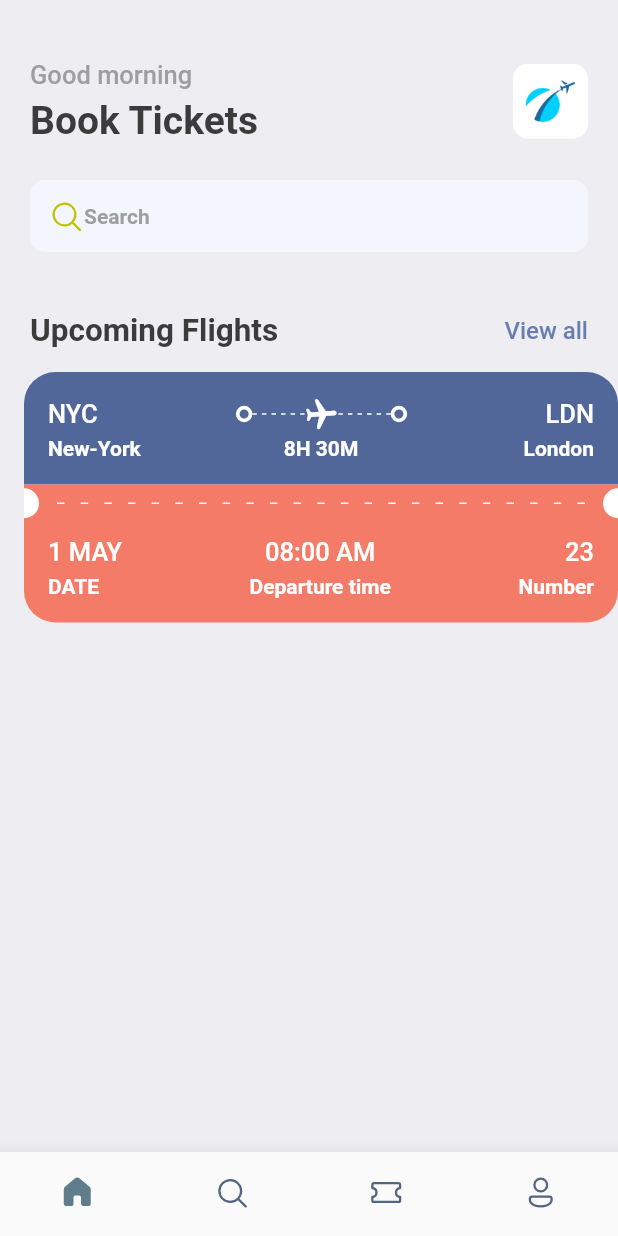
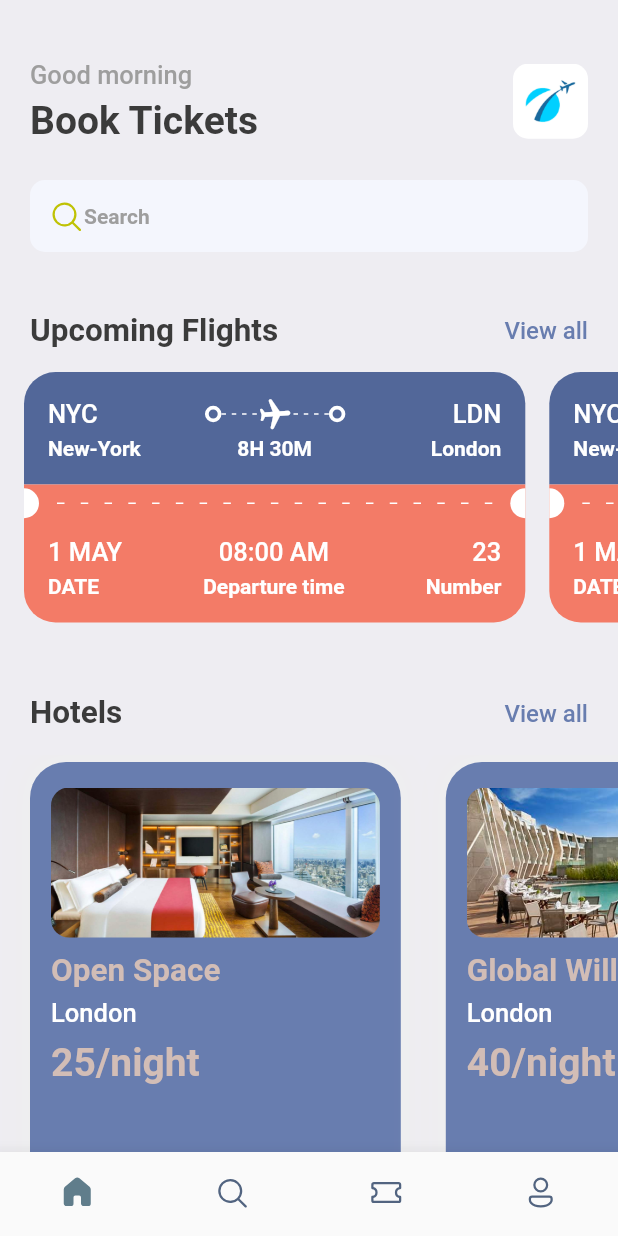
Before and after one commit to Ericky121/booktickets, a Flutter app: the screen it shows after launch, on a phone screen of 412 x 824 dp. Run offline on Flutter 3.47's test engine with Material 2 defaults, Android fonts, the phone set to English and light mode, and no system bars; our stand-ins replace fluentui_icons, gap.

Commit message:
2022.07.27 Changed

```diff
--- a/lib/screens/home_screen.dart
+++ b/lib/screens/home_screen.dart
@@ -1,4 +1,6 @@
+import 'package:booktickets/screens/hotel_screen.dart';
 import 'package:booktickets/screens/ticket_view.dart';
+import 'package:booktickets/utils/app_info_list.dart';
 import 'package:booktickets/utils/app_styles.dart';
 import 'package:fluentui_icons/fluentui_icons.dart';
 import 'package:flutter/cupertino.dart';
@@ -91,7 +93,46 @@ class HomeScreen extends StatelessWidget {
             ),
           ),
           const Gap(15),
-          TicketView(),
+          SingleChildScrollView(
+            scrollDirection: Axis.horizontal,
+            padding: EdgeInsets.only(right: 20),
+            child: Row(
+              children: [
+                TicketView(),
+                TicketView(),
+              ],
+            ),
+          ),
+          const Gap(15),
+          Container(
+            padding: const EdgeInsets.symmetric(horizontal: 20),
+            child: Row(
+              mainAxisAlignment: MainAxisAlignment.spaceBetween,
+              children: [
+                Text(
+                  "Hotels",
+                  style: Styles.headLineStyle2,
+                ),
+                InkWell(
+                  onTap:() {
+                    print("You are tapped");
+                  },
+                  child: Text(
+                    "View all",
+                    style: Styles.textStyle.copyWith(color: Styles.primaryColor),
+                  ),
+                )
+              ],
+            ),
+          ),
+          const Gap(15),
+          SingleChildScrollView(
+            scrollDirection: Axis.horizontal,
+            padding: EdgeInsets.only(right: 20),
+            child: Row(
+              children: hotelList.map((singleHotel) => HotelScreen(hotel: singleHotel)).toList(),
+            ),
+          ),
         ],
       ),
     );
--- /dev/null
+++ b/lib/screens/hotel_screen.dart
@@ -0,0 +1,74 @@
+import 'package:booktickets/utils/app_layout.dart';
+import 'package:booktickets/utils/app_styles.dart';
+import 'package:flutter/material.dart';
+import 'package:gap/gap.dart';
+
+class HotelScreen extends StatelessWidget {
+
+  /*
+{
+'image': 'one.png',
+'place': 'Open Space',
+'destination': 'London',
+'price': 25
+}
+ */
+  final Map<String, dynamic> hotel;
+
+  const HotelScreen({Key? key, required this.hotel}) : super(key: key);
+
+  @override
+  Widget build(BuildContext context) {
+    final Size size = AppLayout.getSize(context);
+    return Container(
+      padding: const EdgeInsets.symmetric(horizontal: 14, vertical: 17),
+      width: size.width * 0.6,
+      height: 350,
+      margin: const EdgeInsets.only(left: 20, right: 10, top: 5),
+      decoration: BoxDecoration(
+        color: Styles.primaryColor,
+        borderRadius: BorderRadius.circular(24),
+        boxShadow: [
+          BoxShadow(
+            color: Colors.grey.shade200,
+            blurRadius: 20,
+            spreadRadius: 5,
+          )
+        ]
+      ),
+      child: Column(
+        crossAxisAlignment: CrossAxisAlignment.start,
+        children: [
+          Container(
+            height: 100,
+            decoration: BoxDecoration(
+              borderRadius: BorderRadius.circular(12),
+              color: Styles.primaryColor,
+              image: DecorationImage(
+                fit: BoxFit.cover,
+                image: AssetImage(
+                  "assets/images/${hotel["image"]}"
+                ),
+              )
+            ),
+          ),
+          const Gap(10),
+          Text(
+            hotel["place"],
+            style: Styles.headLineStyle2.copyWith(color: Styles.kakiColor),
+          ),
+          const Gap(5),
+          Text(
+            hotel["destination"],
+            style: Styles.headLineStyle3.copyWith(color: Colors.white),
+          ),
+          const Gap(8),
+          Text(
+            "${hotel["price"]}/night",
+            style: Styles.headLineStyle1.copyWith(color: Styles.kakiColor),
+          )
+        ],
+      ),
+    );
+  }
+}
--- a/lib/screens/ticket_view.dart
+++ b/lib/screens/ticket_view.dart
@@ -12,7 +12,7 @@ class TicketView extends StatelessWidget {
   Widget build(BuildContext context) {
     final size = AppLayout.getSize(context);
     return SizedBox(
-      width: size.width,
+      width: size.width * 0.85,
       height: 200,
       child: Container(
         margin: const EdgeInsets.only(left: 16),
--- /dev/null
+++ b/lib/utils/app_info_list.dart
@@ -0,0 +1,56 @@
+//Map and List for hotel
+
+List<Map<String, dynamic>> hotelList = [
+{
+'image': 'one.png',
+'place': 'Open Space',
+'destination': 'London',
+'price': 25
+},
+{
+'image': 'two.png',
+'place': 'Global Will',
+'destination': 'London',
+'price': 40
+},
+{
+'image': 'three.png',
+'place': 'Tallest Building',
+'destination': 'Dubai',
+'price': 68
+},
+];
+
+
+//Map and List for Ticket
+
+List<Map<String, dynamic>> ticketList = [
+{
+'from': {
+'code':"NYC",
+'name':"New-York"
+},
+'to': {
+'code':"LDN",
+'name':"London"
+},
+'flying_time': '8H 30M',
+'date': "1 MAY",
+'departure_time':"08:00 AM",
+"number":23
+},
+{
+'from': {
+'code':"DK",
+'name':"Dhaka"
+},
+'to': {
+'code':"SH",
+'name':"Shanghai"
+},
+'flying_time': '4H 20M',
+'date': "10 MAY",
+'departure_time':"09:00 AM",
+"number":45
+},
+];
--- a/lib/utils/app_styles.dart
+++ b/lib/utils/app_styles.dart
@@ -6,6 +6,7 @@ class Styles {
   static Color textColor = const Color(0xFF3b3b3b);
   static Color bgColor = const Color(0xFFeeedf2);
   static Color orangeColor = const Color(0xFFF37B67);
+  static Color kakiColor = const Color(0xFFd2bdb6);
 
   static TextStyle textStyle = TextStyle(fontSize: 16, color: textColor, fontWeight: FontWeight.w500);
   static TextStyle headLineStyle1 = TextStyle(fontSize: 26, color: textColor, fontWeight: FontWeight.bold);
```
